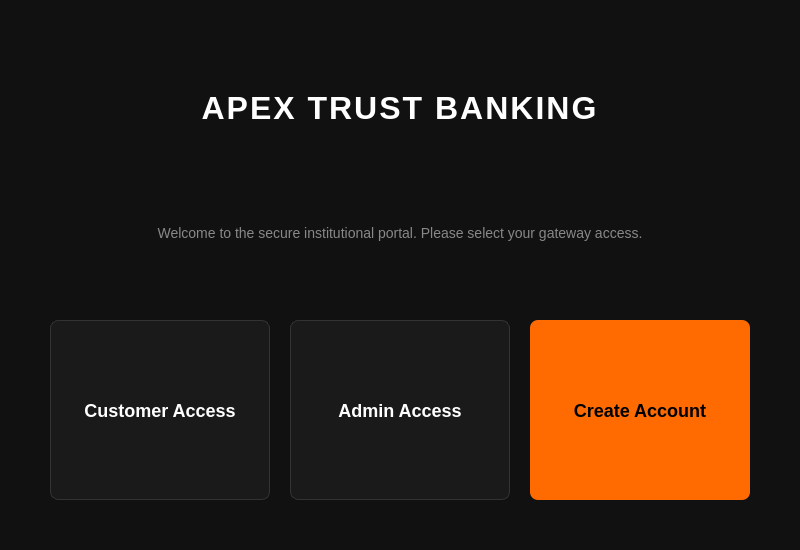
Above: mainwindow.ui from zuni-gleam/OOP-Banking-Management-System before the change. Below: the same form after it.
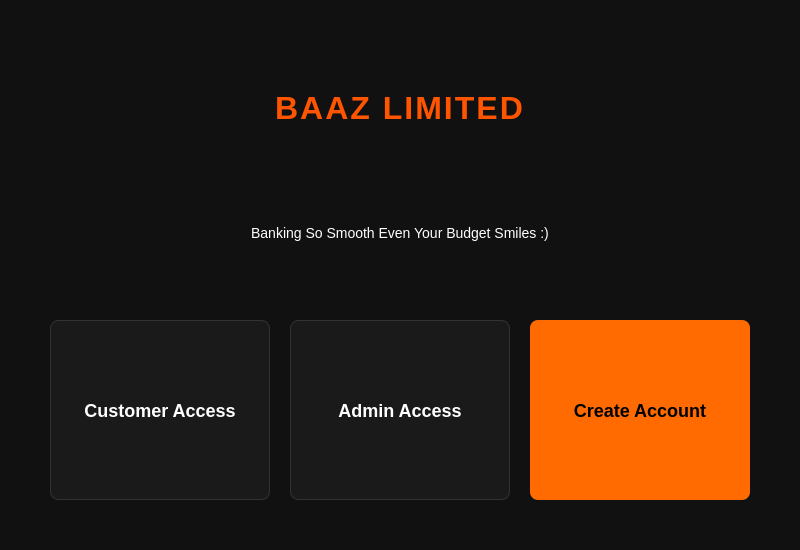
That is the form after the change.

Commit message: Created a login window

Diff of the .ui file:
```diff
--- a/mainwindow.ui
+++ b/mainwindow.ui
@@ -36,10 +36,11 @@
     <item>
      <widget class="QLabel" name="titlelabel">
       <property name="styleSheet">
-       <string notr="true">font-size: 32px; font-weight: bold; color: white; letter-spacing: 2px;</string>
+       <string notr="true">font-size: 32px; font-weight: bold; color: white; letter-spacing: 2px;
+color: rgb(255, 85 ,0);</string>
       </property>
       <property name="text">
-       <string>APEX TRUST BANKING</string>
+       <string>BAAZ LIMITED</string>
       </property>
       <property name="alignment">
        <set>Qt::AlignCenter</set>
@@ -49,10 +50,10 @@
     <item>
      <widget class="QLabel" name="sublabel">
       <property name="styleSheet">
-       <string notr="true">font-size: 14px; color: #888888; margin-bottom: 20px;</string>
+       <string notr="true">font-size: 14px; color: #FFFFFF; margin-bottom: 20px;</string>
       </property>
       <property name="text">
-       <string>Welcome to the secure institutional portal. Please select your gateway access.</string>
+       <string>Banking So Smooth Even Your Budget Smiles :)</string>
       </property>
       <property name="alignment">
        <set>Qt::AlignCenter</set>
```
Left out of the diff: 10 changed lines with no effect on the pictures. The commit also changes 5 other files.
